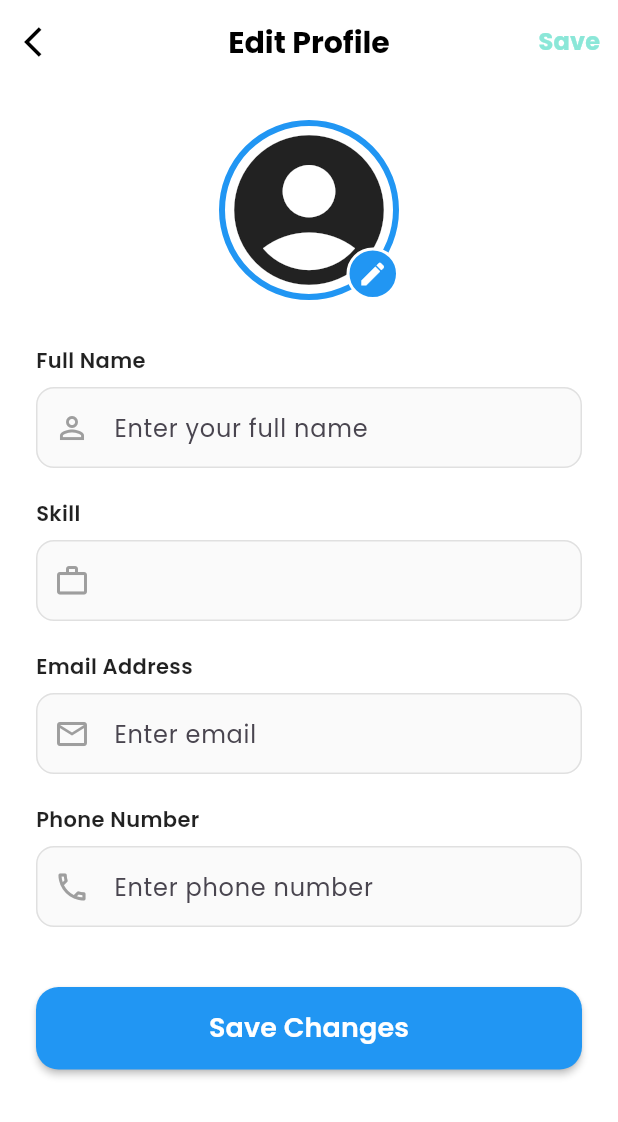
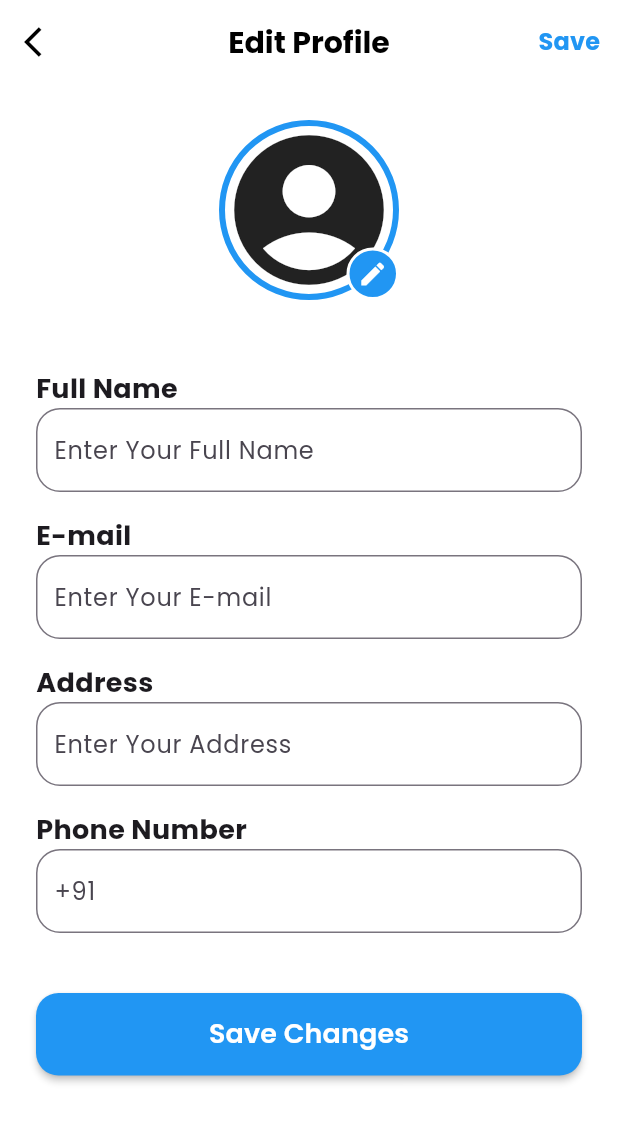
Before and after one commit to rahul-p-v-2005/reliefflow-frontend, a Flutter app: the Account screen opened directly, after a tap on "Edit Profile", on a phone screen of 412 x 824 dp. Shown: the top 1122 px of the screen. Run offline on Flutter 3.47's test engine with Material 3 defaults, Android fonts, the phone set to English and light mode, and no system bars; our stand-ins replace flutter_map, geolocator, glassmorphism, google_fonts, image_picker, latlong2 and 4 more; missing offline and left inert: dart:ffi, icon_forest; accounts and stored records are empty.

Commit message:
Add Change Password feature; implement ChangePasswordPage and update navigation in Account page

```diff
--- a/lib/screens/Profile/account_page.dart
+++ b/lib/screens/Profile/account_page.dart
@@ -2,6 +2,7 @@
 
 import 'package:flutter/material.dart';
 import 'package:image_picker/image_picker.dart';
+import 'package:reliefflow_frontend_public_app/screens/Profile/change_password_page.dart';
 import 'package:reliefflow_frontend_public_app/screens/Profile/edit_profile.dart';
 import 'package:reliefflow_frontend_public_app/screens/auth/login_screen.dart';
 import 'package:shared_preferences/shared_preferences.dart';
@@ -38,6 +39,7 @@
     return Scaffold(
       appBar: AppBar(
         title: Text('Profile'),
+        backgroundColor: Colors.blue[50],
       ),
       body: Container(
         child: Padding(
@@ -74,7 +76,7 @@
                       ),
                       Text('Alan Sherhan KP', style: TextStyle(fontSize: 30)),
                       Text(
-                        'Registered Volunteer',
+                        'Public User',
                         style: TextStyle(fontSize: 15, color: Colors.grey),
                       ),
                     ],
@@ -102,7 +104,13 @@
                       ListTile(
                         leading: Icon(Icons.lock),
                         title: Text('Change Password'),
-                        onTap: () {},
+                        onTap: () {
+                          Navigator.of(context).push(
+                            MaterialPageRoute<void>(
+                              builder: (context) => const ChangePasswordPage(),
+                            ),
+                          );
+                        },
                       ),
                     ],
                   ),
@@ -132,10 +140,18 @@
                   ),
                 ),
                 SizedBox(
+                  height: 30,
+                ),
+                SizedBox(
                   width: double.infinity,
+                  height: 55,
                   child: ElevatedButton(
                     style: ElevatedButton.styleFrom(
                       backgroundColor: Colors.blue,
+                      shape: RoundedRectangleBorder(
+                        borderRadius: BorderRadiusGeometry.circular(15),
+                      ),
+                      elevation: 2,
                     ),
                     onPressed: () async {
                       final prefs = await SharedPreferences.getInstance();
--- a/lib/screens/Profile/edit_profile.dart
+++ b/lib/screens/Profile/edit_profile.dart
@@ -13,20 +13,10 @@
 
 class _EditProfileScreenState extends State<EditProfileScreen> {
   // Using the primary color from your screenshot (Teal/Cyan)
-  final Color primaryColor = const Color.fromARGB(255, 139, 231, 216);
-  final Color secondaryColor = const Color(0xFFE0F2F1);
-
-  // Form Controllers (Pre-filled with data from your image)
-  final TextEditingController _nameController = TextEditingController(text: "");
-  final TextEditingController _roleController = TextEditingController(
-    text: " ",
-  );
-  final TextEditingController _emailController = TextEditingController(
-    text: "",
-  );
-  final TextEditingController _phoneController = TextEditingController(
-    text: "",
-  );
+  String name = '';
+  String email = '';
+  String address = '';
+  String phoneNumber = '';
 
   File? _selectedImage;
 
@@ -74,7 +64,7 @@
             child: Text(
               "Save",
               style: TextStyle(
-                color: primaryColor,
+                color: Colors.blue,
                 fontWeight: FontWeight.bold,
                 fontSize: 16,
               ),
@@ -137,36 +127,66 @@
               ),
             ),
             const SizedBox(height: 30),
-
-            // --- Form Fields ---
-            _buildTextField(
-              "Full Name",
-              "Enter your full name",
-              _nameController,
-              Icons.person_outline,
+            Column(
+              crossAxisAlignment: CrossAxisAlignment.start,
+              children: [
+                SizedBox(height: 16),
+                Text(
+                  'Full Name',
+                  style: TextStyle(fontWeight: FontWeight.bold, fontSize: 18),
+                ),
+                EditField(
+                  hintText: "Enter Your Full Name",
+                  onChanged: (value) {
+                    setState(() {
+                      name = value;
+                    });
+                  },
+                ),
+                SizedBox(height: 16),
+                Text(
+                  'E-mail',
+                  style: TextStyle(fontWeight: FontWeight.bold, fontSize: 18),
+                ),
+                EditField(
+                  hintText: "Enter Your E-mail",
+                  onChanged: (value) {
+                    setState(() {
+                      email = value;
+                    });
+                  },
+                ),
+                SizedBox(height: 16),
+                Text(
+                  'Address',
+                  style: TextStyle(fontWeight: FontWeight.bold, fontSize: 18),
+                ),
+                EditField(
+                  hintText: "Enter Your Address",
+                  onChanged: (value) {
+                    setState(() {
+                      address = value;
+                    });
+                  },
+                ),
+                SizedBox(
+                  height: 16,
+                ),
+                Text(
+                  'Phone Number',
+                  style: TextStyle(fontWeight: FontWeight.bold, fontSize: 18),
+                ),
+                EditField(
+                  keyboardType: TextInputType.numberWithOptions(decimal: true),
+                  hintText: "+91 ",
+                  onChanged: (value) {
+                    setState(() {
+                      phoneNumber = value;
+                    });
+                  },
+                ),
+              ],
             ),
-            const SizedBox(height: 20),
-            _buildTextField(
-              "Skill",
-              "Enter your role",
-              _roleController,
-              Icons.work_outline,
-            ),
-            const SizedBox(height: 20),
-            _buildTextField(
-              "Email Address",
-              "Enter email",
-              _emailController,
-              Icons.email_outlined,
-            ),
-            const SizedBox(height: 20),
-            _buildTextField(
-              "Phone Number",
-              "Enter phone number",
-              _phoneController,
-              Icons.phone_outlined,
-            ),
-
             const SizedBox(height: 40),
 
             // --- Main Action Button ---
@@ -186,11 +206,11 @@
                 ),
                 child: InkWell(
                   onTap: () {
-                    Navigator.of(context).push(
-                      MaterialPageRoute<void>(
-                        builder: (context) => const Account(),
-                      ),
-                    );
+                    // Navigator.of(context).push(
+                    //   MaterialPageRoute<void>(
+                    //     builder: (context) => const Account(),
+                    //   ),
+                    // );
                   },
                   child: const Text(
                     "Save Changes",
@@ -210,43 +230,42 @@
   }
 
   // Helper widget to keep code clean
-  Widget _buildTextField(
-    String label,
-    String hint,
-    TextEditingController controller,
-    IconData icon,
-  ) {
-    return Column(
-      crossAxisAlignment: CrossAxisAlignment.start,
-      children: [
-        Text(
-          label,
-          style: const TextStyle(
-            color: Colors.black87,
-            fontWeight: FontWeight.w600,
-            fontSize: 14,
-          ),
+}
+
+class EditField extends StatefulWidget {
+  const EditField({
+    super.key,
+    this.onChanged,
+    this.hintText,
+    this.keyboardType,
+  });
+
+  final void Function(String)? onChanged;
+
+  final String? hintText;
+
+  final TextInputType? keyboardType;
+
+  @override
+  State<EditField> createState() => _EditFieldState();
+}
+
+class _EditFieldState extends State<EditField> {
+  @override
+  Widget build(BuildContext context) {
+    return TextFormField(
+      keyboardType: widget.keyboardType,
+      // obscureText: isObscure,
+      decoration: InputDecoration(
+        // filled: true
+        hintText: widget.hintText,
+        border: OutlineInputBorder(
+          borderSide: BorderSide(color: Colors.blue),
+          gapPadding: BorderSide.strokeAlignCenter,
+          borderRadius: BorderRadius.circular(16),
         ),
-        const SizedBox(height: 8),
-        TextField(
-          controller: controller,
-          decoration: InputDecoration(
-            hintText: hint,
-            prefixIcon: Icon(icon, color: Colors.grey[500]),
-            contentPadding: const EdgeInsets.symmetric(vertical: 15),
-            enabledBorder: OutlineInputBorder(
-              borderRadius: BorderRadius.circular(12),
-              borderSide: BorderSide(color: Colors.grey.shade300),
-            ),
-            focusedBorder: OutlineInputBorder(
-              borderRadius: BorderRadius.circular(12),
-              borderSide: BorderSide(color: primaryColor, width: 2),
-            ),
-            filled: true,
-            fillColor: Colors.grey.shade50,
-          ),
-        ),
-      ],
+      ),
+      onChanged: widget.onChanged,
     );
   }
 }
```
Also changed, not shown: lib/screens/Profile/change_password_page.dart (added, +133 -0 lines), lib/screens/auth/login_screen.dart (+39 -7 lines).
